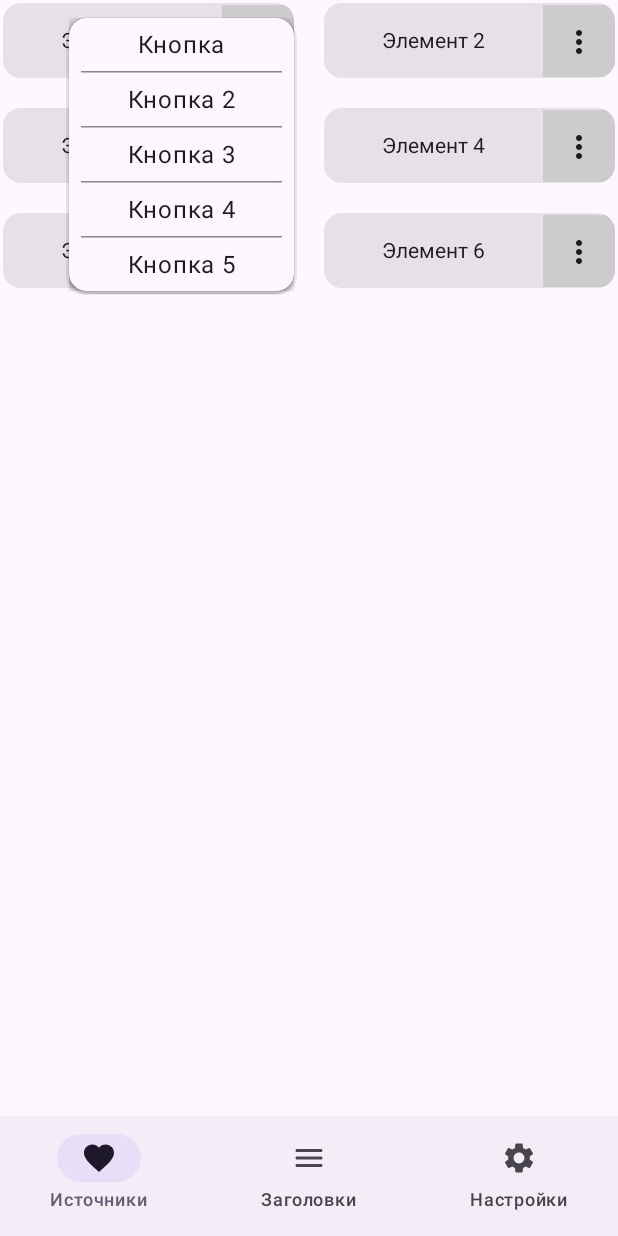
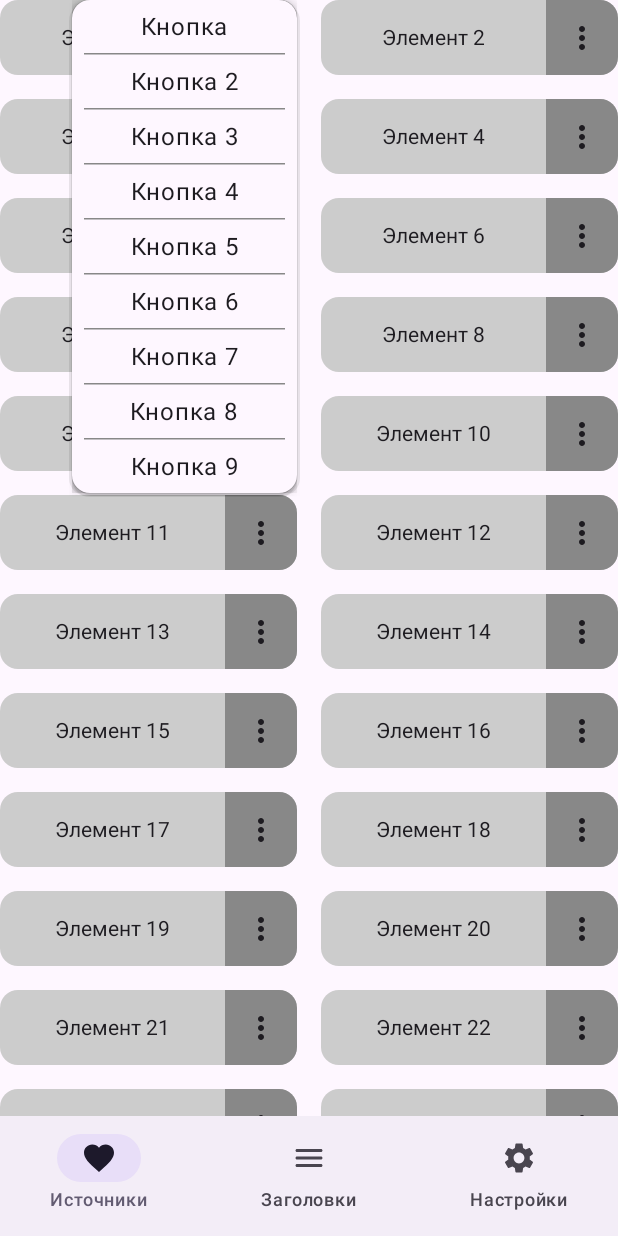
Before and after one commit to Rodomers/Redact, an Android app built with Jetpack Compose: the screen it shows after launch (MainActivity), after a tap on "Меню", on a phone screen of 412 x 824 dp. Run offline under Robolectric (Android 15) with nearby library versions, the phone set to English and light mode, and no system bars.

Commit message:
Interface: optimization BLYAT NAHUY

```diff
--- a/app/build.gradle.kts
+++ b/app/build.gradle.kts
@@ -20,11 +20,15 @@ android {
 
     buildTypes {
         release {
-            isMinifyEnabled = false
+            isMinifyEnabled = true
             proguardFiles(
                 getDefaultProguardFile("proguard-android-optimize.txt"),
                 "proguard-rules.pro"
             )
+        }
+        debug {
+            isMinifyEnabled = false
+            proguardFiles(getDefaultProguardFile("proguard-android-optimize.txt"), "proguard-rules.pro")
         }
     }
     compileOptions {
--- a/app/src/main/java/com/rds/mews/CustomUI.kt
+++ b/app/src/main/java/com/rds/mews/CustomUI.kt
@@ -15,11 +15,9 @@ import androidx.compose.foundation.layout.fillMaxWidth
 import androidx.compose.foundation.layout.height
 import androidx.compose.foundation.layout.padding
 import androidx.compose.foundation.layout.width
-import androidx.compose.foundation.layout.wrapContentSize
 import androidx.compose.foundation.shape.RoundedCornerShape
 import androidx.compose.material.icons.Icons
 import androidx.compose.material.icons.filled.MoreVert
-import androidx.compose.material3.Card
 import androidx.compose.material3.HorizontalDivider
 import androidx.compose.material3.Icon
 import androidx.compose.material3.IconButton
@@ -34,21 +32,19 @@ import androidx.compose.ui.graphics.Color
 import androidx.compose.ui.text.style.TextAlign
 import androidx.compose.ui.unit.dp
 import androidx.compose.animation.shrinkVertically
+import androidx.compose.foundation.layout.fillMaxHeight
 import androidx.compose.ui.window.Popup
-
 
 @Composable
 fun CustomDropdown(
     transitionState: MutableTransitionState<Boolean>,
     buttons: List<Pair<String, () -> Unit>>,
     animDuration: Int = 200
-) {
-    Surface(
-        modifier = Modifier
-            .width(150.dp),
+) {Surface(
+        modifier = Modifier.width(150.dp),
         shape = RoundedCornerShape(12.dp),
         color = MaterialTheme.colorScheme.surface,
-        shadowElevation = 8.dp
+        shadowElevation = 6.dp
     ) {
         AnimatedVisibility(
             visibleState = transitionState,
@@ -62,17 +58,11 @@ fun CustomDropdown(
                 animationSpec = tween(durationMillis = animDuration),
                 clip = false
             ) + fadeOut()
-        )  {
-            Column(
-                modifier = Modifier
-                    .width(50.dp)
         ) {
+            val onDismiss = remember(transitionState) { { transitionState.targetState = false } }
+            Column {
                 buttons.forEachIndexed { index, button ->
-                    CustomDropdownMenuItem(
-                        text = button.first,
-                        onClick = button.second
-                    )
-
+                    CustomDropdownMenuItem(button.first, button.second, onDismiss = onDismiss)
                     if (index < buttons.size - 1) {
                         HorizontalDivider(
                             color = Color.Gray,
@@ -86,16 +76,21 @@ fun CustomDropdown(
     }
 }
 
+
 @Composable
 private fun CustomDropdownMenuItem(
     text: String,
     onClick: () -> Unit,
+    onDismiss: () -> Unit
 ) {
     Box(
         modifier = Modifier
             .fillMaxWidth()
             .height(35.dp)
-            .clickable(onClick = onClick),
+            .clickable {
+                onClick()
+                onDismiss()
+            },
         contentAlignment = Alignment.Center
     ) {
         Text(
@@ -110,29 +105,20 @@ fun CustomCardWithMenu(
     text: String,
     buttons: List<Pair<String, () -> Unit>>
 ) {
-    val transitionState = remember {
-        MutableTransitionState(false).apply {
-            targetState = false
-        }
-    }
+    val transitionState = remember { MutableTransitionState(false) }
+    val toggleDropdown = { transitionState.targetState = !transitionState.currentState }
 
-    val toggleDropdown = { expanded: Boolean ->
-        transitionState.targetState = expanded
-    }
-
-    Box(
-        modifier = Modifier.fillMaxWidth()
-    ) {
-        Card(
+    Surface(
         modifier = Modifier
-                .padding(2.dp)
             .fillMaxWidth()
-                .height(50.dp)
+            .height(50.dp),
+        shape = RoundedCornerShape(12.dp),
+        color = Color.LightGray,
+        shadowElevation = 0.dp
     ) {
         Row(
             modifier = Modifier
-                    .fillMaxWidth()
-                    .padding(vertical = 10.dp),
+                .fillMaxWidth(),
             verticalAlignment = Alignment.CenterVertically
         ) {
             Text(
@@ -142,35 +128,23 @@ fun CustomCardWithMenu(
                     .padding(horizontal = 10.dp),
                 textAlign = TextAlign.Center
             )
-                Box(
+            IconButton(
+                onClick = {toggleDropdown()},
                 modifier = Modifier
-                        .wrapContentSize(Alignment.TopEnd)
-                ) {
-                    IconButton(
-                        onClick = { toggleDropdown(!transitionState.targetState) },
-                        modifier = Modifier.background(Color.LightGray)
+                    .background(color = Color.Gray)
+                    .fillMaxHeight()
             ) {
                 Icon(imageVector = Icons.Default.MoreVert, contentDescription = "Меню")
             }
 
             if (transitionState.currentState || transitionState.targetState) {
                 Popup(
-                            onDismissRequest = { toggleDropdown(false) },
+                    onDismissRequest = { transitionState.targetState = false },
                     alignment = Alignment.TopEnd
                 ) {
-                            CustomDropdown(
-                                transitionState = transitionState,
-                                buttons = buttons.map { (label, action) ->
-                                    Pair(label) {
-                                        action()
-                                        toggleDropdown(false)
-                                    }
-                                }
-                            )
+                    CustomDropdown(transitionState = transitionState, buttons = buttons)
                 }
             }
         }
     }
 }
-    }
-}
--- /dev/null
+++ b/app/src/main/java/com/rds/mews/DataClasses.kt
@@ -0,0 +1,5 @@
+package com.rds.mews
+
+data class Message(var id: Long, var time: Long, var link: String, var source: String, var mess: String)
+data class RSS(var id: Long, var source: String, var link: String)
+data class Title(var id: Long, var time: Long, var title: String, var text: String, var sources: String, var links: String)
--- a/app/src/main/java/com/rds/mews/MainActivityInterface.kt
+++ b/app/src/main/java/com/rds/mews/MainActivityInterface.kt
@@ -45,7 +45,9 @@ fun MainScreen() {
     ) { paddingValues ->
         when (selectedTab) {
             TabScreen.Sources -> SourcesGrid(
-                listOf("Элемент 1", "Элемент 2", "Элемент 3", "Элемент 4", "Элемент 5", "Элемент 6")
+                listOf("Элемент 1", "Элемент 2", "Элемент 3", "Элемент 4", "Элемент 5", "Элемент 6", "Элемент 7", "Элемент 8", "Элемент 9", "Элемент 10", "Элемент 11", "Элемент 12",
+                    "Элемент 13", "Элемент 14", "Элемент 15", "Элемент 16", "Элемент 17", "Элемент 18","Элемент 19", "Элемент 20", "Элемент 21", "Элемент 22", "Элемент 23", "Элемент 24","Элемент 25", "Элемент 26", "Элемент 27", "Элемент 28", "Элемент 29", "Элемент 30","Элемент 31", "Элемент 32", "Элемент 33", "Элемент 34", "Элемент 35", "Элемент 36","Элемент 37", "Элемент 38", "Элемент 39", "Элемент 40", "Элемент 41", "Элемент 42",),
+                modifier = Modifier.padding(paddingValues)
             )
             else -> {
                 Column(
--- a/app/src/main/java/com/rds/mews/Message.kt
+++ /dev/null
@@ -1,3 +0,0 @@
-package com.rds.mews
-
-class Message(var id: Long, var time: Long, var link: String, var source: String, var mess: String)
--- a/app/src/main/java/com/rds/mews/RSS.kt
+++ /dev/null
@@ -1,3 +0,0 @@
-package com.rds.mews
-
-class RSS(var id: Long, var source: String, var link: String)
--- a/app/src/main/java/com/rds/mews/SourcesGrid.kt
+++ b/app/src/main/java/com/rds/mews/SourcesGrid.kt
@@ -15,25 +15,30 @@ import androidx.compose.ui.tooling.preview.Preview
 import androidx.compose.ui.unit.dp
 
 @Composable
-fun SourcesGrid(itemsList: List<String>) {
+fun SourcesGrid(itemsList: List<String>, modifier: Modifier) {
     val buttons = remember {
         listOf(
             Pair("Кнопка") { println("Button 1") },
             Pair("Кнопка 2") { println("Button 2") },
             Pair("Кнопка 3") { println("Button 3") },
             Pair("Кнопка 4") { println("Button 4") },
-            Pair("Кнопка 5") {println("Button 5")}
+            Pair("Кнопка 5") { println("Button 5") },
+            Pair("Кнопка 6") { println("Button 6") },
+            Pair("Кнопка 7") { println("Button 7") },
+            Pair("Кнопка 8") { println("Button 8") },
+            Pair("Кнопка 9") { println("Button 9") }
         )
     }
 
     LazyVerticalGrid(
         columns = GridCells.Fixed(2),
-        modifier = Modifier.fillMaxWidth(),
+        modifier = modifier
+            .fillMaxWidth(),
         contentPadding = WindowInsets.statusBars.asPaddingValues(),
         horizontalArrangement = Arrangement.spacedBy(16.dp),
         verticalArrangement = Arrangement.spacedBy(16.dp)
     ) {
-        items(itemsList) { item ->
+        items(items = itemsList, key = { item -> item }) { item ->
             CustomCardWithMenu(
                 text = item,
                 buttons
@@ -45,6 +50,7 @@ fun SourcesGrid(itemsList: List<String>) {
 @Preview
 @Composable
 fun AppScreen() {
-    val myData = listOf("Элемент 1", "Элемент 2", "Элемент 3", "Элемент 4", "Элемент 5", "Элемент 6")
-    SourcesGrid(itemsList = myData)
+    val myData = listOf("Элемент 1", "Элемент 2", "Элемент 3", "Элемент 4", "Элемент 5", "Элемент 6", "Элемент 7", "Элемент 8", "Элемент 9", "Элемент 10", "Элемент 11", "Элемент 12",
+        "Элемент 13", "Элемент 14", "Элемент 15", "Элемент 16", "Элемент 17", "Элемент 18","Элемент 19", "Элемент 20", "Элемент 21", "Элемент 22", "Элемент 23", "Элемент 24","Элемент 25", "Элемент 26", "Элемент 27", "Элемент 28", "Элемент 29", "Элемент 30","Элемент 31", "Элемент 32", "Элемент 33", "Элемент 34", "Элемент 35", "Элемент 36","Элемент 37", "Элемент 38", "Элемент 39", "Элемент 40", "Элемент 41", "Элемент 42",)
+    SourcesGrid(itemsList = myData, modifier = Modifier)
 }
--- a/app/src/main/java/com/rds/mews/Title.kt
+++ /dev/null
@@ -1,3 +0,0 @@
-package com.rds.mews
-
-class Title(var id: Long, var time: Long, var title: String, var text: String, var sources: String, var links: String)
```
Also changed, not shown: app/src/main/java/com/rds/mews/MainActivity.kt (+0 -8 lines). Lines whose indentation alone changed are shown as unchanged.
